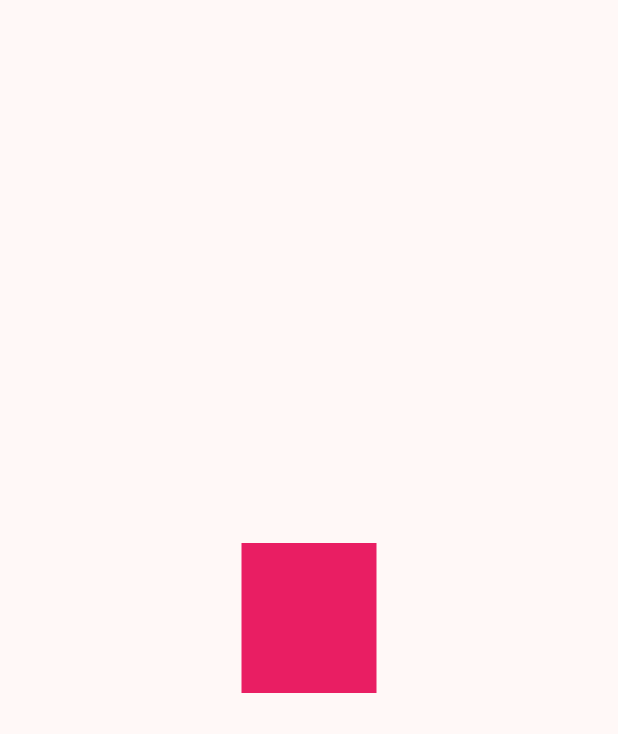
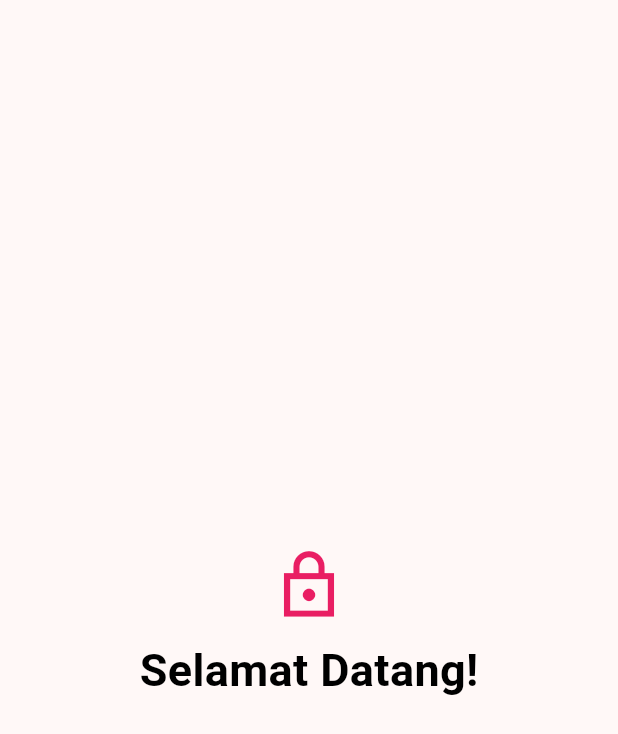
Before and after one commit to GUYwithPTSD/KB1179-1123150135-uts, a Flutter app: the screen it shows after launch, on a phone screen of 412 x 824 dp. Shown: the top 734 px of the screen. Run offline on Flutter 3.47's test engine with Material 3 defaults, Android fonts, the phone set to English and light mode, and no system bars.

Commit message:
membuat header di page login

```diff
--- a/lib/login.dart
+++ b/lib/login.dart
@@ -11,11 +11,19 @@ class Login extends StatelessWidget {
           child: Container(
             margin: EdgeInsets.only(left: 20.0, right: 20.0),
             padding: const EdgeInsets.all(20.0),
-            color: Colors.pink,
             child: Column(
               children: [
                 SizedBox(height: 10.0),
                 Icon(Icons.lock_outline_sharp, size: 50, color: Colors.pink),
+                SizedBox(height: 10.0),
+                Text(
+                  'Selamat Datang!',
+                  style: TextStyle(
+                    fontSize: 30,
+                    color: Colors.black,
+                    fontWeight: FontWeight.bold,
+                  ),
+                ),
               ],
             ),
           ),
```
